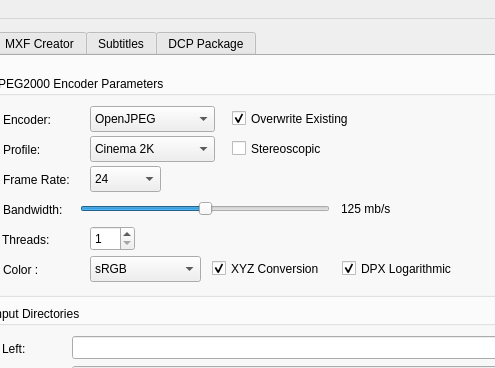
Before: the Qt Designer form gui/mainwindow.ui in mamay/OpenDCP, drawn with Qt 5; both pictures show x 101 to 596 and y 0 to 368 of the 800 by 768 pixel window.
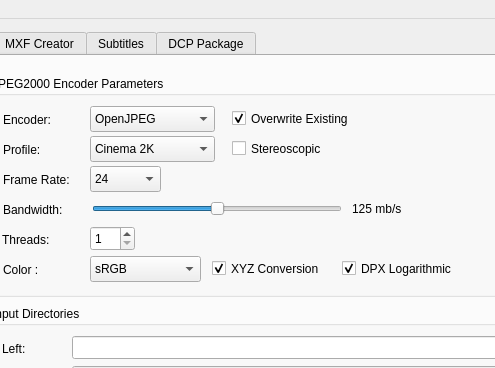
After: the same form once the commit is applied. Icons and pictures are not drawn.

Patch:
```diff
--- a/gui/mainwindow.ui
+++ b/gui/mainwindow.ui
@@ -313,7 +313,7 @@
            <widget class="QLabel" name="bwValueLabel">
             <property name="geometry">
              <rect>
-              <x>349</x>
+              <x>360</x>
               <y>120</y>
               <width>63</width>
               <height>25</height>
@@ -478,7 +478,7 @@
            <widget class="QSlider" name="bwSlider">
             <property name="geometry">
              <rect>
-              <x>88</x>
+              <x>100</x>
               <y>120</y>
               <width>250</width>
               <height>25</height>
```
